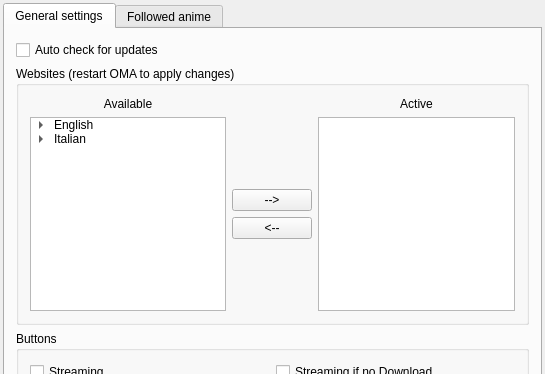
First picture: the form in OtakuManager/widgets/PrefWindow.ui, repository GhostWriterTNCS/OtakuManager, before the edit; both pictures show x 0 to 545 and y 0 to 374 of the 545 by 544 pixel window.
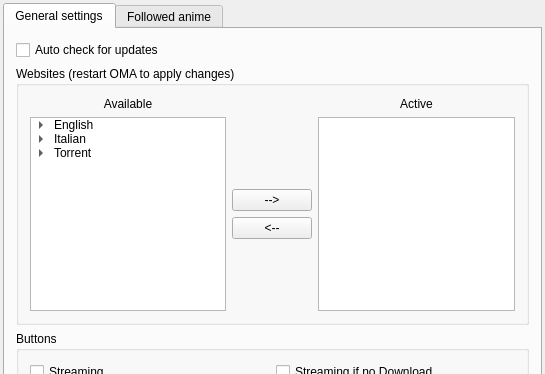
Second picture: the form after the edit. Icons and pictures are not drawn.

```diff
--- a/OtakuManager/widgets/PrefWindow.ui
+++ b/OtakuManager/widgets/PrefWindow.ui
@@ -166,6 +166,16 @@
               </property>
              </item>
             </item>
+            <item>
+             <property name="text">
+              <string>Torrent</string>
+             </property>
+             <item>
+              <property name="text">
+               <string>Nyaa</string>
+              </property>
+             </item>
+            </item>
            </widget>
           </item>
           <item row="0" column="0">
```
Left out of the diff: 2 changed lines with no effect on the pictures.
